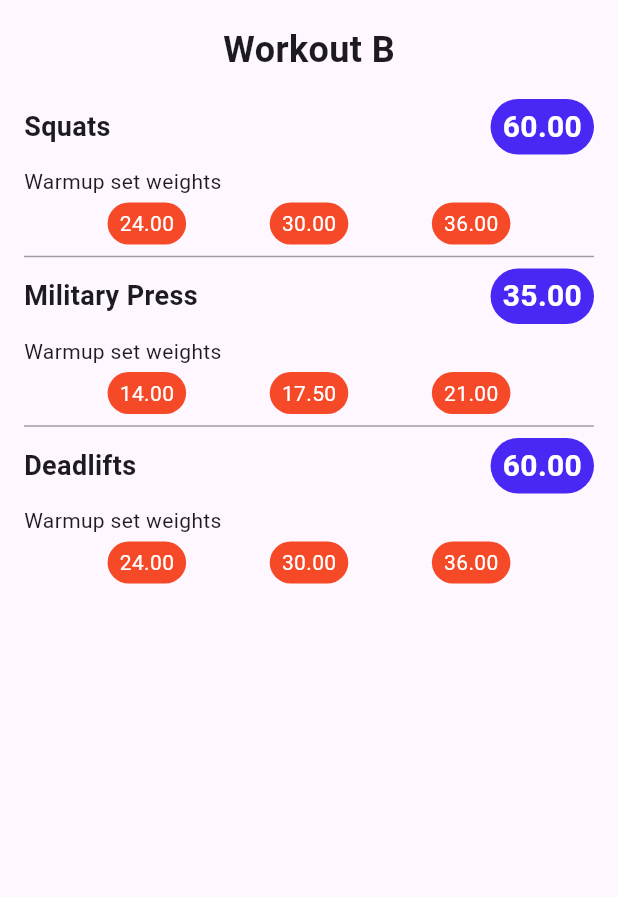
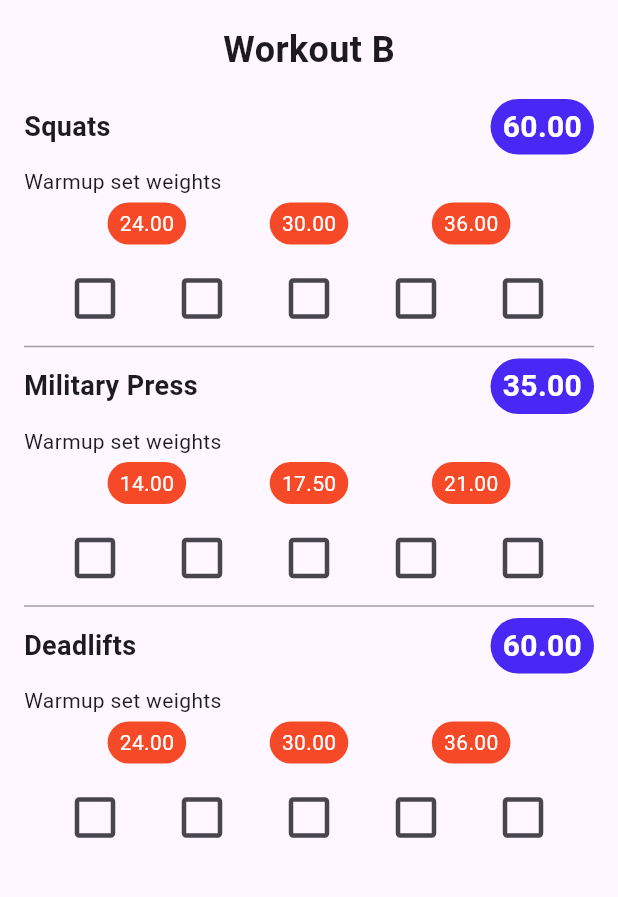
Before and after one commit to c3hmke/trackrinator, a Flutter app: the screen it shows after launch, after a tap on "Start Next Workout", on a phone screen of 412 x 824 dp, the part 84-981 px from its top. Run offline on Flutter 3.47's test engine with Material 3 defaults, Android fonts, the phone set to English and light mode, and no system bars.

Commit message:
Add progress tracking boxes for the workout screen

```diff
--- a/lib/widgets/exercise_row.dart
+++ b/lib/widgets/exercise_row.dart
@@ -3,21 +3,29 @@ import 'package:trackrinator/app/theme.dart';
 import 'package:trackrinator/models/exercise.dart';
 import 'package:trackrinator/components/pill.dart';
 
-class ExerciseRow extends StatelessWidget {
+class ExerciseRow extends StatefulWidget {
   final Exercise exercise;
 
   const ExerciseRow({Key? key, required this.exercise}) : super(key: key);
 
+  @override
+  State<ExerciseRow> createState() => _ExerciseRowState();
+}
+
+class _ExerciseRowState extends State<ExerciseRow> {
+  // Checkboxes for tracking progress
+  final List<bool> _checked = List.generate(5, (_) => false);
+
+  // Format weight displays in app
   String formattedWeight(double w) => '${w.toStringAsFixed(2)}';
 
   @override
   Widget build(BuildContext context) {
-
     // Calculate the warmup weights
     final warmupWeights = [
-      exercise.weight * 0.4,
-      exercise.weight * 0.5,
-      exercise.weight * 0.6
+      widget.exercise.weight * 0.4,
+      widget.exercise.weight * 0.5,
+      widget.exercise.weight * 0.6
     ];
 
     return Column(
@@ -27,9 +35,9 @@ class ExerciseRow extends StatelessWidget {
         Row(
           mainAxisAlignment: MainAxisAlignment.spaceBetween,
           children: [
-           Text(exercise.name, style: AppTheme.text.header),
+           Text(widget.exercise.name, style: AppTheme.text.header),
            Pill(
-               text: Text(formattedWeight(exercise.weight), style: AppTheme.text.titleBar),
+               text: Text(formattedWeight(widget.exercise.weight), style: AppTheme.text.titleBar),
                color: AppTheme.colors.primary),
           ],
         ),
@@ -47,6 +55,23 @@ class ExerciseRow extends StatelessWidget {
               ))
               .toList(),
         ),
+        const SizedBox(height: 12),
+
+        // Tracking Row
+        Row(
+          mainAxisAlignment: MainAxisAlignment.spaceEvenly,
+          children: List.generate(5, (index) {
+            return Transform.scale(
+              scale: 1.5,
+              child: Checkbox(
+                value: _checked[index],
+                onChanged: (val) { setState(() => _checked[index] = val ?? false); },
+                activeColor: AppTheme.colors.accent,
+                materialTapTargetSize: MaterialTapTargetSize.padded,
+              ),
+            );
+          }),
+        )
       ]
     );
   }
```
